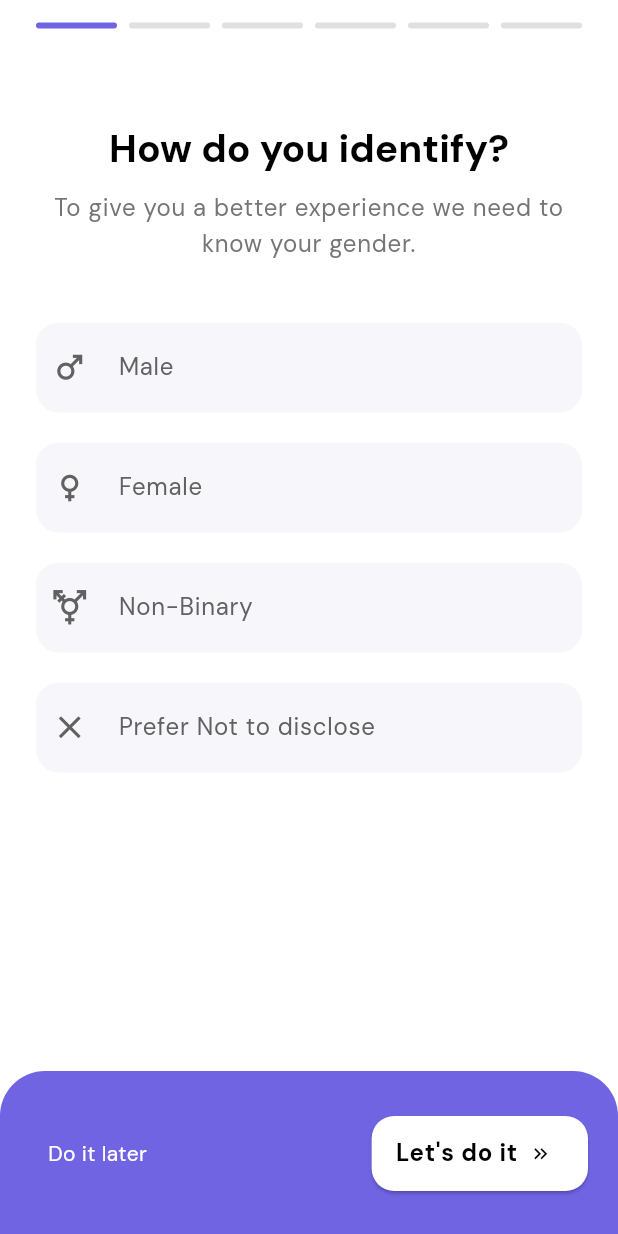
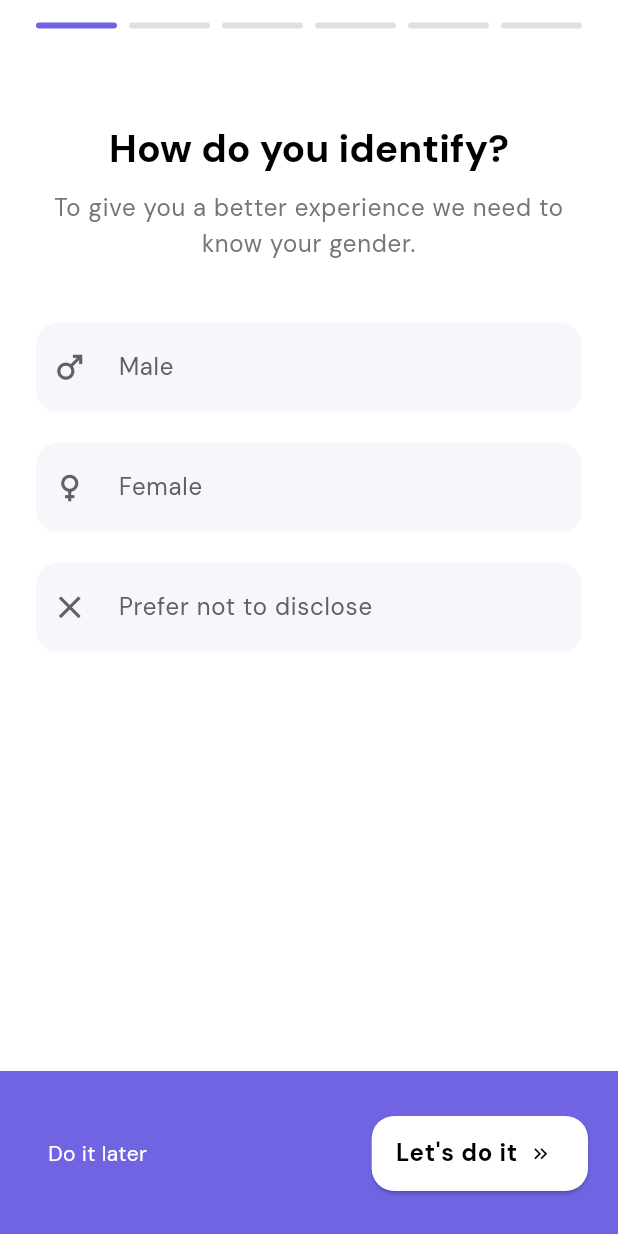
Before and after one commit to TheNairaSign/Forma, a Flutter app: the screen it shows after launch, after a tap on "Login", on a phone screen of 412 x 824 dp. Run offline on Flutter 3.47's test engine with Material 3 defaults, Android fonts, the phone set to English and light mode, and no system bars; our stand-ins replace animate_do, another_flushbar, circular_countdown_timer, fl_chart, flutter_animate, flutter_riverpod and 12 more; missing offline and left inert: android_alarm_manager_plus, vertical_weight_slider; accounts and stored records are empty; network calls fail; project files that could hold a hidden picture were left out.

Commit message:
feat(profile): add new fields to profile data model and enums
add gender, birth date, height, weight, weight goal and activity level fields to profile data
update profile data adapter to handle new fields
add gender, workout goals and food preference enums
refactor gender identity screen to use gender enum
adjust height slider screen UI and units

```diff
--- /dev/null
+++ b/lib/models/enums/gender.dart
@@ -0,0 +1,30 @@
+import 'package:flutter/material.dart';
+
+enum Gender {
+  male,
+  female,
+  preferNotToDisclose,
+}
+
+Map<Gender, String> gender = {
+  Gender.male: 'Male',
+  Gender.female: 'Female',
+  Gender.preferNotToDisclose: 'Prefer not to disclose',
+};
+
+Map<Gender, IconData> genderIcons = {
+  Gender.male : Icons.male,
+  Gender.female : Icons.female,
+  Gender.preferNotToDisclose : Icons.close,
+};
+
+
+extension GenderIcon on Gender {
+  IconData get icon {
+    return genderIcons[this]!;
+  }
+
+  String get name {
+    return gender[this]!;
+  }
+}
--- /dev/null
+++ b/lib/models/enums/workout_goal.dart
@@ -0,0 +1,5 @@
+List<String> workoutGoals = [
+  'Muscle Gain',
+  'Get Fitter',
+  'Weight Loss',
+];
--- a/lib/onboarding/screens/page_view_screens/gender_identity_screen.dart
+++ b/lib/onboarding/screens/page_view_screens/gender_identity_screen.dart
@@ -1,5 +1,6 @@
 import 'package:flutter/material.dart';
 import 'package:workout_tracker/constants.dart';
+import 'package:workout_tracker/models/enums/gender.dart';
 import 'package:workout_tracker/style/global_colors.dart';
 
 class GenderIdentityScreen extends StatefulWidget {
@@ -10,12 +11,6 @@ class GenderIdentityScreen extends StatefulWidget {
 }
 
 class _GenderIdentityScreenState extends State<GenderIdentityScreen> {
-  final List<Map<String, dynamic>> genderOptions = [
-    {'icon': Icons.male, 'label': 'Male'},
-    {'icon': Icons.female, 'label': 'Female'},
-    {'icon': Icons.transgender, 'label': 'Non-Binary'},
-    {'icon': Icons.close, 'label': 'Prefer Not to disclose'},
-  ];
 
   bool selected = false;
   int selectedGenderIndex = -1;
@@ -44,7 +39,7 @@ class _GenderIdentityScreenState extends State<GenderIdentityScreen> {
               child: ListView.separated(
                 scrollDirection: Axis.vertical,
                 physics: const NeverScrollableScrollPhysics(),
-                itemCount: genderOptions.length,
+                itemCount: gender.length,
                 separatorBuilder: (context, index) => SizedBox(height: 20),
                 itemBuilder: (context, index) {
                   return GestureDetector(
@@ -62,9 +57,9 @@ class _GenderIdentityScreenState extends State<GenderIdentityScreen> {
                       ),
                       child: Row(
                         children: [
-                          Icon(genderOptions[index]['icon'], color: isSelected(index)? Colors.white : Colors.grey[700], size: 25,),
+                          Icon(Gender.values[index].icon, color: isSelected(index)? Colors.white : Colors.grey[700], size: 25,),
                           SizedBox(width: 20),
-                          Text(genderOptions[index]['label'], style: Theme.of(context).textTheme.bodyLarge?.copyWith(color: isSelected(index)? Colors.white : Colors.grey[700]))
+                          Text(Gender.values[index].name, style: Theme.of(context).textTheme.bodyLarge?.copyWith(color: isSelected(index)? Colors.white : Colors.grey[700]))
                         ]
                       )
                     )
--- a/lib/onboarding/widgets/custom_bottom_sheet.dart
+++ b/lib/onboarding/widgets/custom_bottom_sheet.dart
@@ -10,7 +10,8 @@ class CustomBottomSheet extends StatelessWidget {
       padding: EdgeInsets.all(20),
       decoration: BoxDecoration(
         color: Color(0xff7064e3),
-        borderRadius: BorderRadius.only(topLeft: Radius.circular(30), topRight: Radius.circular(30))
+        // borderRadius: BorderRadius.only(topLeft: Radius.circular(30), topRight: Radius.circular(30)),
+        // borderRadius: BorderRadius.vertical(top: Radius.circular(30))
       ),
       child: Row(
         children: [
```
Also changed, not shown: lib/models/enums/food_preference.dart (added, +23 -0 lines), lib/models/state/profile_data.dart (+36 -0 lines), lib/onboarding/screens/page_view_screens/height_slider_screen.dart (+8 -8 lines), lib/hive/adapter/calory_state.g.dart, lib/hive/adapter/profile_data.g.dart.
